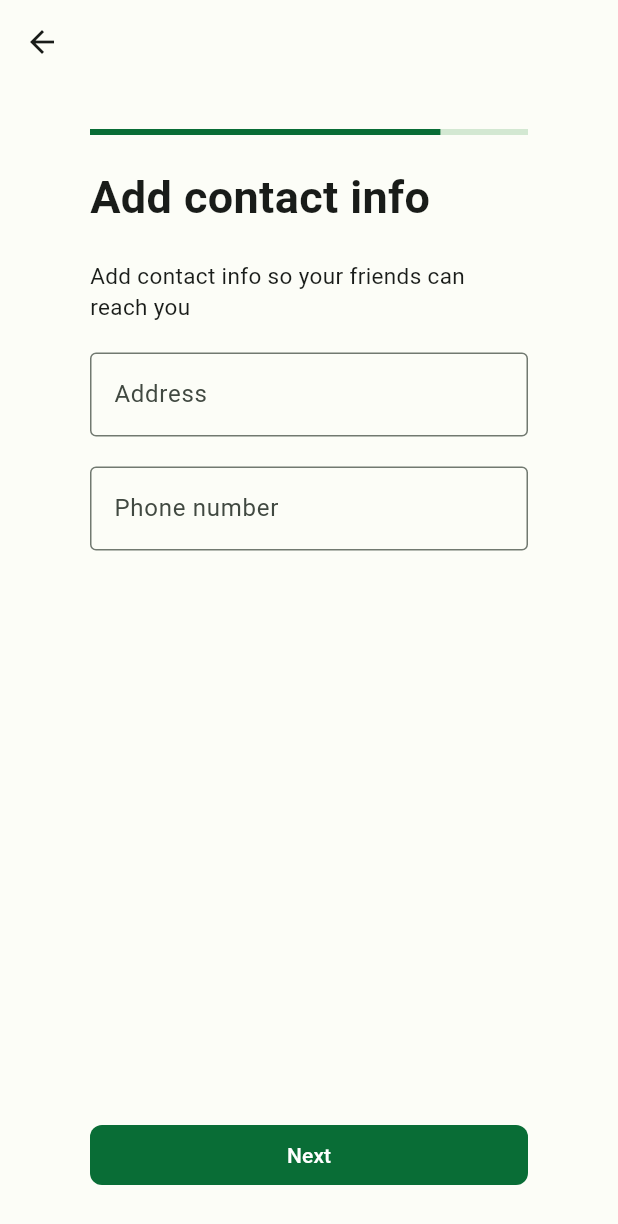
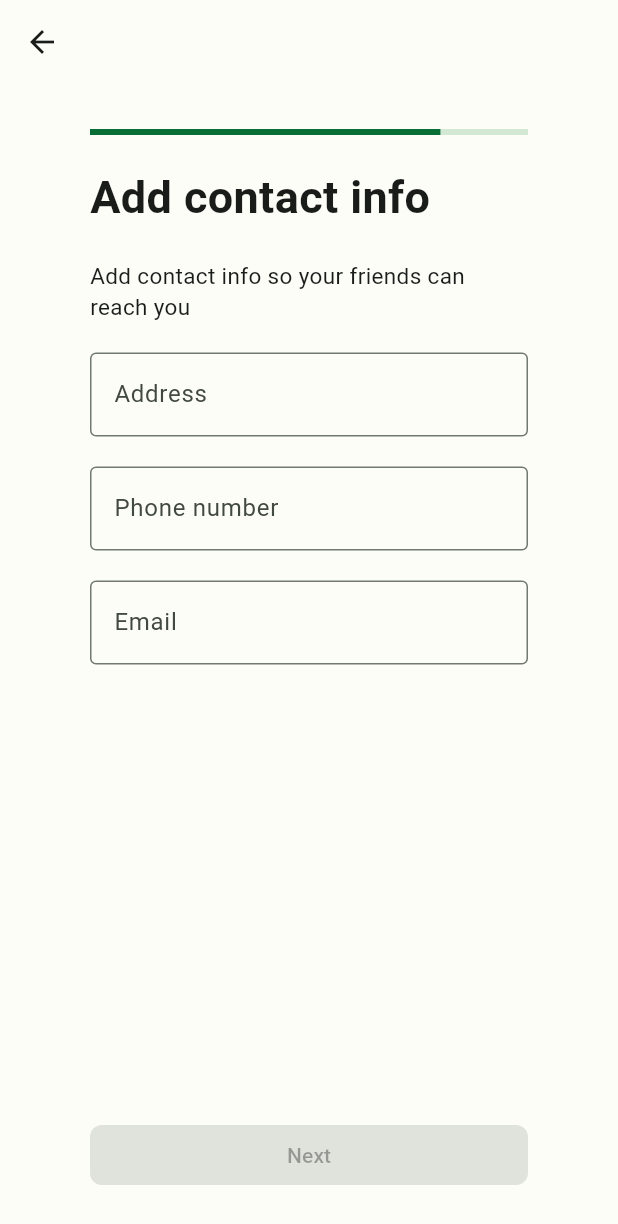
Before and after one commit to CherylZ4/LifeLens, a Flutter app: the ContactInfoPage screen opened directly, on a phone screen of 412 x 824 dp. Shown: the top 1224 px of the screen. Run offline on Flutter 3.47's test engine with Material 3 defaults, Android fonts, the phone set to English and light mode, and no system bars; our stand-ins replace flutter_secure_storage, flutter_svg; missing offline and left inert: flutter_appauth; accounts and stored records are empty.

Commit message:
Add regex form validation for contactinfo

```diff
--- a/frontend/lib/states/contactinfo.dart
+++ b/frontend/lib/states/contactinfo.dart
@@ -13,13 +13,22 @@ class _ContactInfoPageState extends State<ContactInfoPage>
   late AnimationController animationController;
   late TextEditingController _phonecontroller;
   late TextEditingController _addresscontroller;
+  late TextEditingController _emailcontroller;
   String address = "";
   String phone = "";
+  String email = "";
+
+  RegExp addressregex = RegExp(r'^\d+\s+[\w\s]+\s+\w+$');
+  RegExp phoneregex =
+      RegExp(r'^(\+\d{1,3}\s?)?(\()?(\d{3})(\))?[-.\s]?(\d{3})[-.\s]?(\d{4})$');
+  RegExp emailregex =
+      RegExp(r'^[a-zA-Z0-9._%+-]+@[a-zA-Z0-9.-]+\.[a-zA-Z]{2,}$');
   @override
   void initState() {
     super.initState();
     _phonecontroller = TextEditingController();
     _addresscontroller = TextEditingController();
+    _emailcontroller = TextEditingController();
     animationController = AnimationController(
       vsync: this,
       duration: const Duration(),
@@ -39,12 +48,14 @@ class _ContactInfoPageState extends State<ContactInfoPage>
     animationController.dispose();
     _phonecontroller.dispose();
     _addresscontroller.dispose();
+    _emailcontroller.dispose();
     super.dispose();
   }
 
   @override
   Widget build(BuildContext context) {
     return Scaffold(
+      resizeToAvoidBottomInset: false,
       appBar: AppBar(),
       body: SafeArea(
           child: Padding(
@@ -82,6 +93,8 @@ class _ContactInfoPageState extends State<ContactInfoPage>
               onChanged: (value) {
                 setState(() {
                   address = value;
+                  print(
+                      "address : " + addressregex.hasMatch(address).toString());
                 });
               },
             ),
@@ -95,7 +108,27 @@ class _ContactInfoPageState extends State<ContactInfoPage>
               ),
               controller: _phonecontroller,
               onChanged: (value) {
-                phone = value;
+                setState(() {
+                  phone = value;
+                });
+                print("phone : " + phoneregex.hasMatch(phone).toString());
+              },
+            ),
+            const SizedBox(
+              height: 20,
+            ),
+            TextField(
+              decoration: const InputDecoration(
+                border: OutlineInputBorder(),
+                labelText: 'Email',
+              ),
+              controller: _emailcontroller,
+              onChanged: (value) {
+                setState(() {
+                  email = value;
+                });
+
+                print("email : " + emailregex.hasMatch(email).toString());
               },
             ),
             const Spacer(),
@@ -109,7 +142,9 @@ class _ContactInfoPageState extends State<ContactInfoPage>
                         ),
                       ),
                     ),
-                    onPressed: true
+                    onPressed: (addressregex.hasMatch(address) &&
+                            phoneregex.hasMatch(phone) &&
+                            emailregex.hasMatch(email))
                         ? () {
                             Navigator.push(
                                 context,
```
Also changed, not shown: frontend/pubspec.lock.
